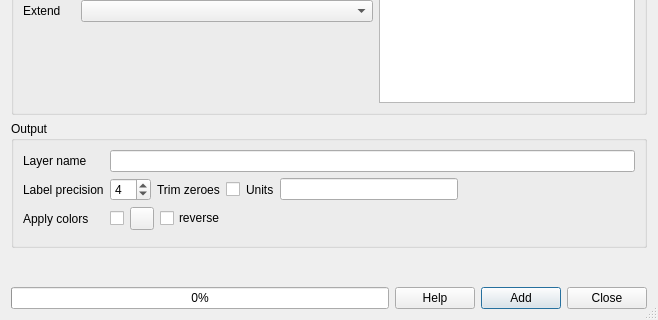
Above: contour/ContourDialogUi.ui from ccrook/QGIS-Contour-Plugin before the change; both pictures show x 0 to 658 and y 419 to 739 of the 658 by 739 pixel window. Below: the same form after it.
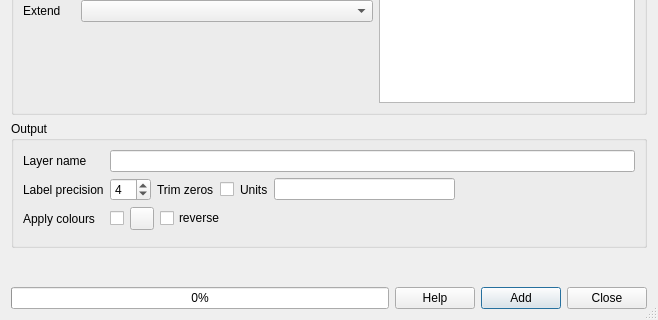
That is the form after the change. Custom widgets are drawn as their Qt base class.

Diff of the .ui file:
```diff
--- a/contour/ContourDialogUi.ui
+++ b/contour/ContourDialogUi.ui
@@ -506,7 +506,7 @@
           <item>
            <widget class="QLabel" name="label_14">
             <property name="text">
-             <string>Trim zeroes</string>
+             <string>Trim zeros</string>
             </property>
             <property name="buddy">
              <cstring>uTrimZeroes</cstring>
@@ -598,7 +598,7 @@
         <item row="2" column="0">
          <widget class="QLabel" name="label_13">
           <property name="text">
-           <string>Apply colors</string>
+           <string>Apply colours</string>
           </property>
           <property name="buddy">
            <cstring>uApplyColors</cstring>
```
